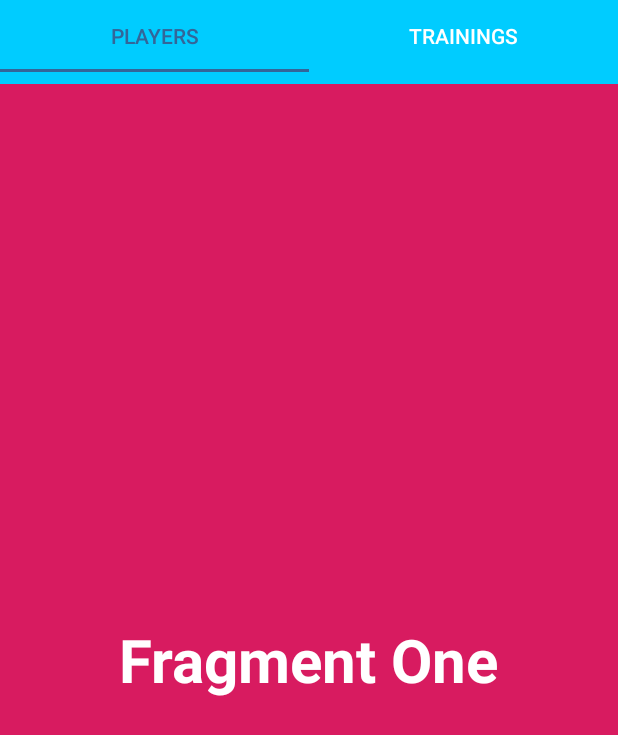
After one commit to churtadoo/FeelingLoadApp, an Android app: the PlayersFragment screen opened directly, with no data from a screen before it, on a phone screen of 412 x 824 dp. The commit adds this screen. Shown: the top 735 px of the screen. Run offline under Robolectric (Android 15) with nearby library versions, the phone set to English and light mode, and no system bars.

Commit message:
Added tabs in coach view

```diff
--- a/app/build.gradle
+++ b/app/build.gradle
@@ -24,6 +24,7 @@ dependencies {
     implementation 'com.google.firebase:firebase-database:16.0.5'
     implementation 'com.android.support:appcompat-v7:27.1.1'
     implementation "com.android.support:recyclerview-v7:27.1.1"
+    implementation 'com.android.support:design:27.1.1'
     implementation 'com.android.support.constraint:constraint-layout:1.1.3'
     implementation 'com.squareup.picasso:picasso:2.71828'
     testImplementation 'junit:junit:4.12'
--- a/app/src/main/java/edu/uoc/churtado/feelingloadapp/activities/MainCoachActivity.java
+++ b/app/src/main/java/edu/uoc/churtado/feelingloadapp/activities/MainCoachActivity.java
@@ -1,9 +1,14 @@
 package edu.uoc.churtado.feelingloadapp.activities;
 
+import android.support.design.widget.TabLayout;
+import android.support.v4.view.ViewPager;
 import android.support.v7.app.AppCompatActivity;
 import android.os.Bundle;
 
 import edu.uoc.churtado.feelingloadapp.R;
+import edu.uoc.churtado.feelingloadapp.adapters.ViewPagerAdapter;
+import edu.uoc.churtado.feelingloadapp.fragments.PlayersFragment;
+import edu.uoc.churtado.feelingloadapp.fragments.TrainingsFragment;
 
 public class MainCoachActivity extends AppCompatActivity {
 
@@ -11,5 +16,16 @@ public class MainCoachActivity extends AppCompatActivity {
     protected void onCreate(Bundle savedInstanceState) {
         super.onCreate(savedInstanceState);
         setContentView(R.layout.activity_main_coach);
+
+        ViewPager viewPager = (ViewPager) findViewById(R.id.pager);
+        ViewPagerAdapter adapter = new ViewPagerAdapter(getSupportFragmentManager());
+
+        // Add Fragments to adapter one by one
+        adapter.addFragment(new PlayersFragment(), "PLAYERS");
+        adapter.addFragment(new TrainingsFragment(), "TRAININGS");
+        viewPager.setAdapter(adapter);
+
+        TabLayout tabLayout = (TabLayout) findViewById(R.id.tabs);
+        tabLayout.setupWithViewPager(viewPager);
     }
 }
--- /dev/null
+++ b/app/src/main/java/edu/uoc/churtado/feelingloadapp/adapters/ViewPagerAdapter.java
@@ -0,0 +1,37 @@
+package edu.uoc.churtado.feelingloadapp.adapters;
+
+import android.support.v4.app.Fragment;
+import android.support.v4.app.FragmentManager;
+import android.support.v4.app.FragmentPagerAdapter;
+
+import java.util.ArrayList;
+import java.util.List;
+
+public class ViewPagerAdapter extends FragmentPagerAdapter {
+    private final List<Fragment> mFragmentList = new ArrayList<>();
+    private final List<String> mFragmentTitleList = new ArrayList<>();
+
+    public ViewPagerAdapter(FragmentManager manager) {
+        super(manager);
+    }
+
+    @Override
+    public Fragment getItem(int position) {
+        return mFragmentList.get(position);
+    }
+
+    @Override
+    public int getCount() {
+        return mFragmentList.size();
+    }
+
+    public void addFragment(Fragment fragment, String title) {
+        mFragmentList.add(fragment);
+        mFragmentTitleList.add(title);
+    }
+
+    @Override
+    public CharSequence getPageTitle(int position) {
+        return mFragmentTitleList.get(position);
+    }
+}
--- /dev/null
+++ b/app/src/main/java/edu/uoc/churtado/feelingloadapp/fragments/PlayersFragment.java
@@ -0,0 +1,27 @@
+package edu.uoc.churtado.feelingloadapp.fragments;
+
+import android.os.Bundle;
+import android.support.v4.app.Fragment;
+import android.view.LayoutInflater;
+import android.view.View;
+import android.view.ViewGroup;
+
+import edu.uoc.churtado.feelingloadapp.R;
+
+public class PlayersFragment extends Fragment {
+    public PlayersFragment() {
+        // Required empty public constructor
+    }
+
+    @Override
+    public void onCreate(Bundle savedInstanceState) {
+        super.onCreate(savedInstanceState);
+    }
+
+    @Override
+    public View onCreateView(LayoutInflater inflater, ViewGroup container,
+                             Bundle savedInstanceState) {
+        // Inflate the layout for this fragment
+        return inflater.inflate(R.layout.players_fragment, container, false);
+    }
+}
--- /dev/null
+++ b/app/src/main/java/edu/uoc/churtado/feelingloadapp/fragments/TrainingsFragment.java
@@ -0,0 +1,27 @@
+package edu.uoc.churtado.feelingloadapp.fragments;
+
+import android.os.Bundle;
+import android.support.v4.app.Fragment;
+import android.view.LayoutInflater;
+import android.view.View;
+import android.view.ViewGroup;
+
+import edu.uoc.churtado.feelingloadapp.R;
+
+public class TrainingsFragment extends Fragment {
+    public TrainingsFragment() {
+        // Required empty public constructor
+    }
+
+    @Override
+    public void onCreate(Bundle savedInstanceState) {
+        super.onCreate(savedInstanceState);
+    }
+
+    @Override
+    public View onCreateView(LayoutInflater inflater, ViewGroup container,
+                             Bundle savedInstanceState) {
+        // Inflate the layout for this fragment
+        return inflater.inflate(R.layout.trainings_fragment, container, false);
+    }
+}
--- a/app/src/main/res/layout/activity_main_coach.xml
+++ b/app/src/main/res/layout/activity_main_coach.xml
@@ -1,9 +1,28 @@
 <?xml version="1.0" encoding="utf-8"?>
-<android.support.constraint.ConstraintLayout xmlns:android="http://schemas.android.com/apk/res/android"
+<LinearLayout xmlns:android="http://schemas.android.com/apk/res/android"
+    xmlns:tools="http://schemas.android.com/tools"
     xmlns:app="http://schemas.android.com/apk/res-auto"
-    xmlns:tools="http://schemas.android.com/tools"
+    android:id="@+id/activity_main"
     android:layout_width="match_parent"
     android:layout_height="match_parent"
+    android:orientation="vertical"
     tools:context=".activities.MainCoachActivity">
 
-</android.support.constraint.ConstraintLayout>
+    <android.support.design.widget.TabLayout
+        android:id="@+id/tabs"
+        android:layout_width="match_parent"
+        android:layout_height="wrap_content"
+        app:tabMode="fixed"
+        android:background="@color/colorPrimary"
+        android:minHeight="?attr/actionBarSize"
+        app:tabIndicatorColor="@color/colorPrimaryDark"
+        app:tabGravity="fill"
+        app:tabTextColor="#FFF"
+        app:tabSelectedTextColor="@color/colorPrimaryDark" />
+
+    <android.support.v4.view.ViewPager
+        android:id="@+id/pager"
+        android:layout_width="match_parent"
+        android:layout_height="match_parent"/>
+
+</LinearLayout>
--- /dev/null
+++ b/app/src/main/res/layout/players_fragment.xml
@@ -0,0 +1,17 @@
+<?xml version="1.0" encoding="utf-8"?>
+<RelativeLayout xmlns:android="http://schemas.android.com/apk/res/android"
+    android:layout_width="match_parent"
+    android:background="#D81B60"
+    android:layout_height="match_parent">
+
+    <TextView
+        android:layout_width="wrap_content"
+        android:layout_height="wrap_content"
+        android:text="Fragment One"
+        android:textSize="40dp"
+        android:textStyle="bold"
+        android:textColor="#fff"
+        android:layout_centerInParent="true"/>
+
+
+</RelativeLayout>
--- /dev/null
+++ b/app/src/main/res/layout/trainings_fragment.xml
@@ -0,0 +1,17 @@
+<?xml version="1.0" encoding="utf-8"?>
+<RelativeLayout xmlns:android="http://schemas.android.com/apk/res/android"
+    android:layout_width="match_parent"
+    android:background="#D81B60"
+    android:layout_height="match_parent">
+
+    <TextView
+        android:layout_width="wrap_content"
+        android:layout_height="wrap_content"
+        android:text="Fragment Two"
+        android:textSize="40dp"
+        android:textStyle="bold"
+        android:textColor="#fff"
+        android:layout_centerInParent="true"/>
+
+
+</RelativeLayout>
```
